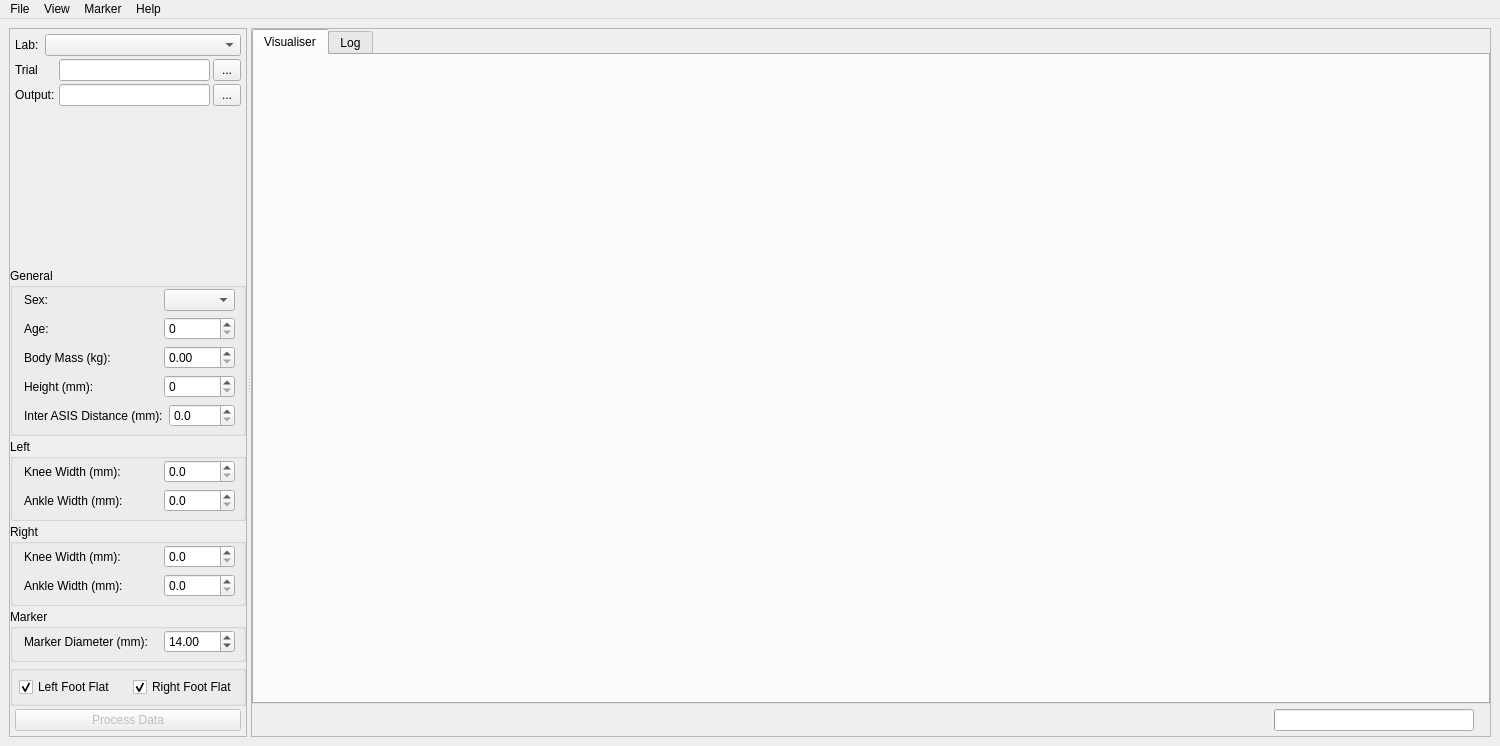
First picture: the form in src/model_generator/view/qt/main_window.ui, repository musculoskeletal/gait-model-generator, before the edit.
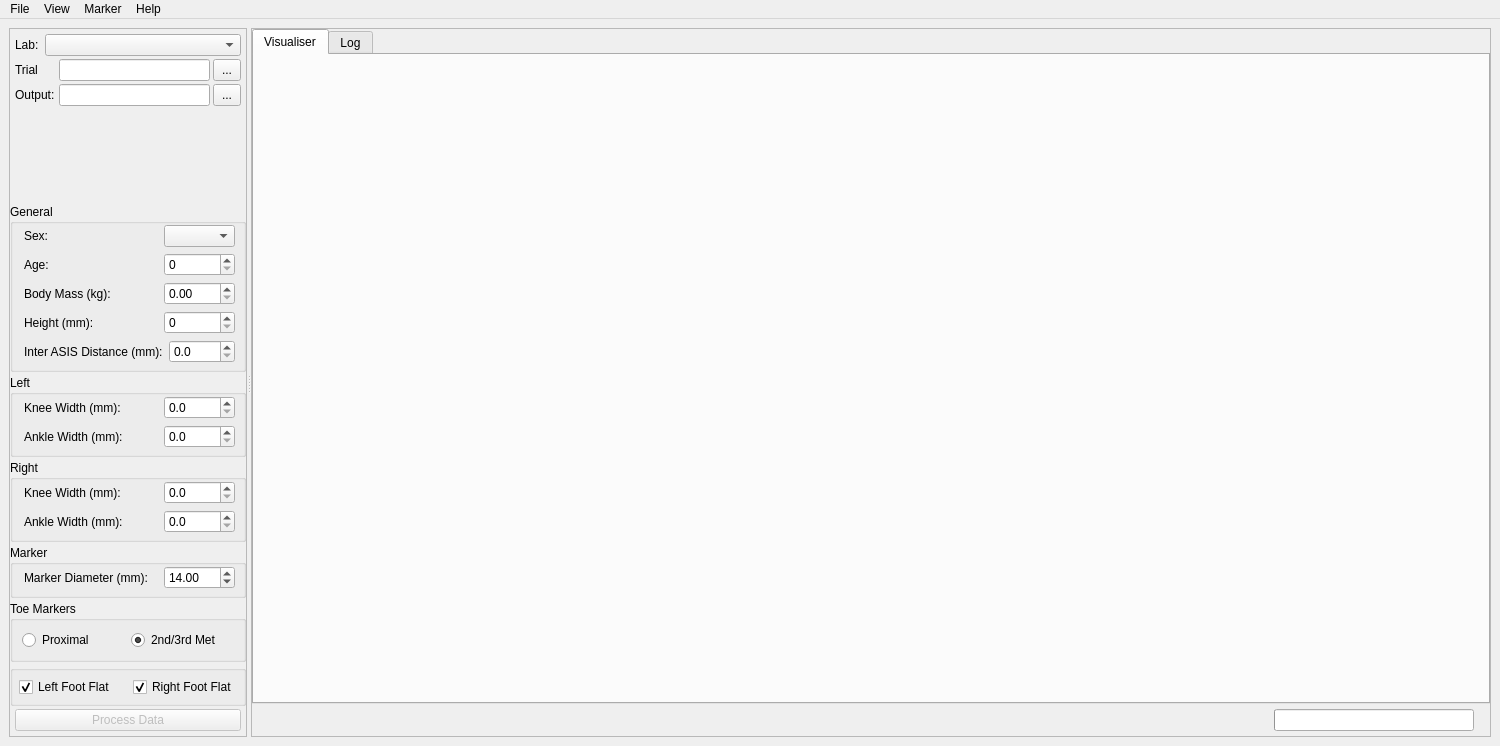
Second picture: the form after the edit. Icons and pictures are not drawn.

Commit message: Add toe marker placement option

```diff
--- a/src/model_generator/view/qt/main_window.ui
+++ b/src/model_generator/view/qt/main_window.ui
@@ -671,6 +671,32 @@
           </layout>
          </widget>
         </item>
+        <item>
+         <widget class="QGroupBox" name="groupBox_6">
+          <property name="title">
+           <string>Toe Markers</string>
+          </property>
+          <layout class="QHBoxLayout" name="horizontalLayout_11">
+           <item>
+            <widget class="QRadioButton" name="radioButtonProximal">
+             <property name="text">
+              <string>Proximal</string>
+             </property>
+            </widget>
+           </item>
+           <item>
+            <widget class="QRadioButton" name="radioButtonMetHead">
+             <property name="text">
+              <string>2nd/3rd Met</string>
+             </property>
+             <property name="checked">
+              <bool>true</bool>
+             </property>
+            </widget>
+           </item>
+          </layout>
+         </widget>
+        </item>
         <item>
          <widget class="QGroupBox" name="groupBox_5">
           <property name="title">
```
The commit also changes 3 other files.
